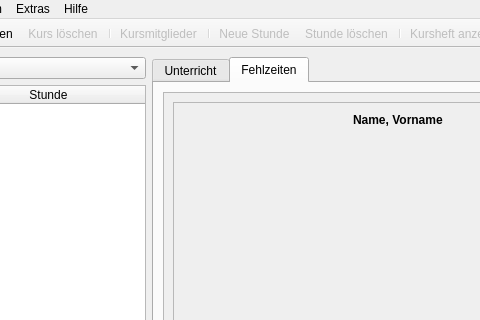
Old version of the form MainWindow_new.ui in the repository pyphil/Kursbuch; both pictures show x 108 to 588 and y 0 to 320 of the 1034 by 723 pixel window.
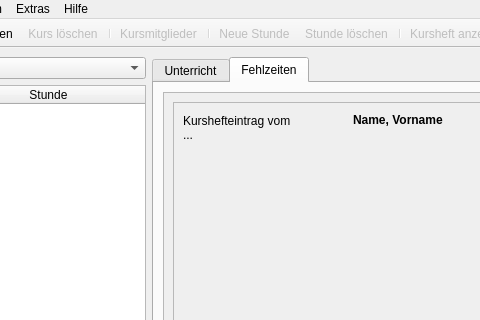
New version of the form. The open tabs and pages were chosen to show the change. Icons and pictures are not drawn.

Commit message: Show date

What changed in the file:
```diff
--- a/MainWindow_new.ui
+++ b/MainWindow_new.ui
@@ -478,6 +478,23 @@
                 </property>
                </widget>
               </widget>
+              <widget class="QLabel" name="labelDatumFehlzeiten">
+               <property name="geometry">
+                <rect>
+                 <x>10</x>
+                 <y>10</y>
+                 <width>115</width>
+                 <height>31</height>
+                </rect>
+               </property>
+               <property name="text">
+                <string>Kurshefteintrag vom
+...</string>
+               </property>
+               <property name="wordWrap">
+                <bool>true</bool>
+               </property>
+              </widget>
              </widget>
             </item>
            </layout>
```
The commit also changes 2 other files.
